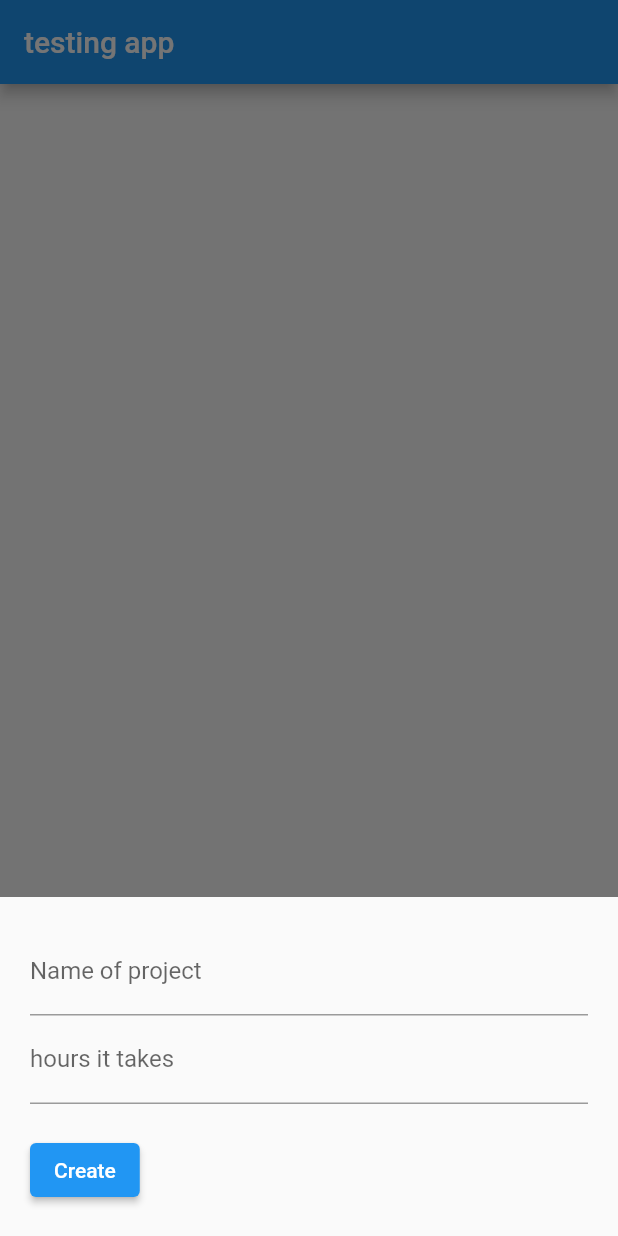
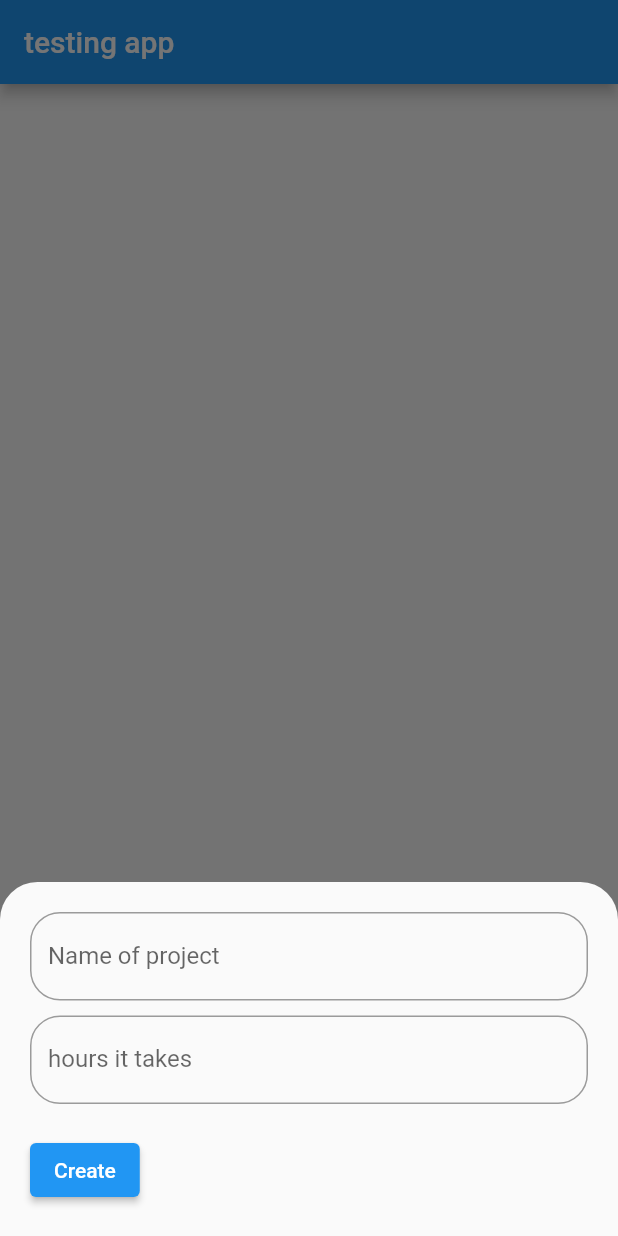
Before and after one commit to Amjadyabroudi128/simple-todo-app, a Flutter app: the screen it shows after launch, after a tap on the "add" icon, on a phone screen of 412 x 824 dp. Run offline on Flutter 3.47's test engine with Material 2 defaults, Android fonts, the phone set to English and light mode, and no system bars; our stand-ins replace cloud_firestore, firebase_core; accounts and stored records are empty.

Commit message:
Update HomePage.dart

```diff
--- a/lib/HomePage.dart
+++ b/lib/HomePage.dart
@@ -32,6 +32,11 @@ class _HomePageState extends State<HomePage> {
       _hoursController.text = documentSnapshot['hours'].toString();
     }
     await  showModalBottomSheet(
+        shape: RoundedRectangleBorder(
+          borderRadius: BorderRadius.vertical(
+            top: Radius.circular(25.0),
+          )
+        ),
         isScrollControlled: true,
         context: context,
         builder: (BuildContext ctx) {
@@ -48,14 +53,23 @@ class _HomePageState extends State<HomePage> {
               children: [
                 TextField(
                   controller: _nameController,
-                  decoration: const InputDecoration(labelText: 'Name of project'),
+                  decoration:  InputDecoration(labelText: 'Name of project',
+                    border: OutlineInputBorder(
+                      borderRadius: BorderRadius.circular(20.0),
+                    ),
+                    hintText: 'e.g: do my github profile'
+                  ),
                 ),
+                SizedBox(height: 10),
                 TextField(
                   keyboardType:
                   const TextInputType.numberWithOptions(decimal: true),
                   controller: _hoursController,
-                  decoration: const InputDecoration(
+                  decoration:  InputDecoration(
                     labelText: 'hours it takes ',
+                    border: OutlineInputBorder(
+                      borderRadius: BorderRadius.circular(20.0),
+                    ),
                   ),
                 ),
                 const SizedBox(
@@ -99,6 +113,7 @@ class _HomePageState extends State<HomePage> {
           );
 
         }
+
         );
 
   }
```
